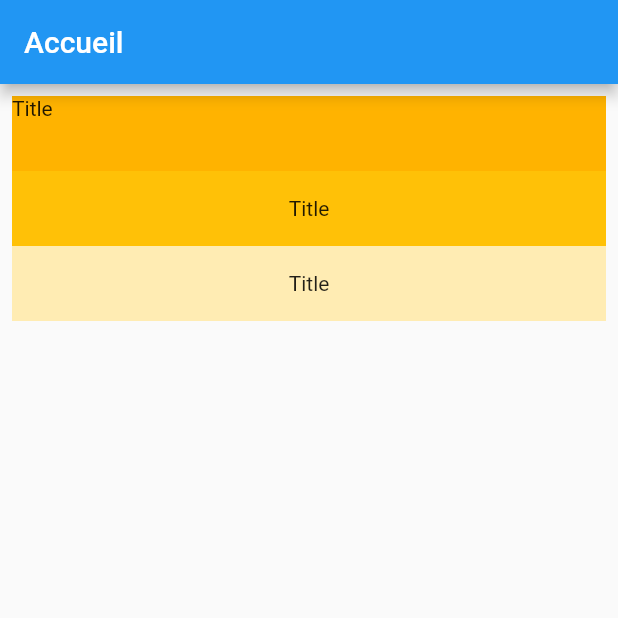
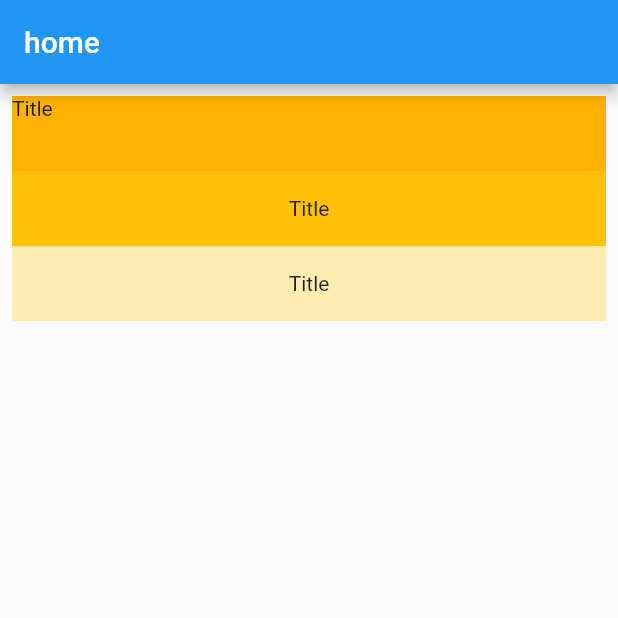
Before and after one commit to Sabristi44/PocCleanArchiFlutter, a Flutter app: the screen it shows after launch, on a phone screen of 412 x 824 dp, the top half of it. Run offline on Flutter 3.47's test engine with Material 2 defaults, Android fonts, the phone set to English and light mode, and no system bars.

Commit message:
Refacto + infomodel et entite

```diff
--- a/lib/feature/accueil/presentation/widget/header.dart
+++ b/lib/core/widget/app_bar_widget.dart
@@ -1,7 +1,7 @@
 import 'package:flutter/material.dart';
 
-class Header extends StatelessWidget implements PreferredSizeWidget {
-  const Header({Key? key, required this.title}) : super(key: key);
+class AppBarWidget extends StatelessWidget implements PreferredSizeWidget {
+  const AppBarWidget({Key? key, required this.title}) : super(key: key);
 
   final String title;
 
--- a/lib/feature/accueil/data/datasources/local_datasource.dart
+++ /dev/null
@@ -1,6 +0,0 @@
-import 'package:exercice_guillaume/feature/accueil/data/model/title_model.dart';
-
-abstract class LocalDatasource {
-
-  Future<List<TitleModel>> getTitles();
-}
--- a/lib/feature/accueil/domain/entity/title_entity.dart
+++ /dev/null
@@ -1,4 +0,0 @@
-class Title {
-  Title(this.name);
-  String name;
-}
--- a/lib/feature/title_details/presentation/page/title_details_page.dart
+++ b/lib/feature/details_title/presentation/page/title_details_page.dart
@@ -1,13 +1,13 @@
-import 'package:exercice_guillaume/feature/accueil/presentation/widget/header.dart';
+import 'package:exercice_guillaume/core/widget/app_bar_widget.dart';
 import 'package:flutter/material.dart';
 
 class TitleDetails extends StatelessWidget {
-  const TitleDetails ({Key? key}) : super(key: key);
+  const TitleDetails ({Key? key,}) : super(key: key);
 
   @override
   Widget build(BuildContext context) {
     return const Scaffold(
-        appBar: Header(title: 'titre'),
+        appBar: AppBarWidget(title: 'titre'),
     );
   }
 }
--- a/lib/feature/accueil/presentation/pages/accueil.dart
+++ b/lib/feature/home/presentation/pages/home_page.dart
@@ -1,14 +1,15 @@
-import 'package:exercice_guillaume/feature/accueil/presentation/widget/header.dart';
-import 'package:exercice_guillaume/feature/title_details/presentation/page/title_details_page.dart';
+
+import 'package:exercice_guillaume/core/widget/app_bar_widget.dart';
+import 'package:exercice_guillaume/feature/details_title/presentation/page/title_details_page.dart';
 import 'package:flutter/material.dart';
 
-class Accueil extends StatelessWidget {
-  const Accueil({Key? key}) :super(key: key);
+class HomePage extends StatelessWidget {
+  const HomePage({Key? key}) :super(key: key);
 
   @override
   Widget build(BuildContext context) {
     return Scaffold(
-      appBar: const Header(title: 'Accueil'),
+      appBar: const AppBarWidget(title: 'home'),
       body:
        ListView(
         padding: const EdgeInsets.all(8),
```
Also changed, not shown: lib/feature/accueil/data/datasources/local_datasource_impl.dart (deleted, +0 -9 lines), lib/feature/accueil/data/datasources/title.json (deleted, +0 -14 lines), lib/feature/accueil/data/model/title_model.dart (deleted, +0 -18 lines), lib/feature/accueil/data/repositories/repository_impl.dart (deleted, +0 -18 lines), lib/feature/accueil/domain/repository/accueil_repository.dart (deleted, +0 -8 lines), lib/feature/accueil/domain/use_case/accueil_usecase.dart (deleted, +0 -15 lines), lib/feature/home/presentation/widgets/home_tile_widget.dart (added, +10 -0 lines), lib/feature/info/data/models/info_model.dart (added, +13 -0 lines), lib/feature/info/domain/entities/info_entity.dart (added, +11 -0 lines), lib/main.dart (+4 -21 lines), 1 other file.
